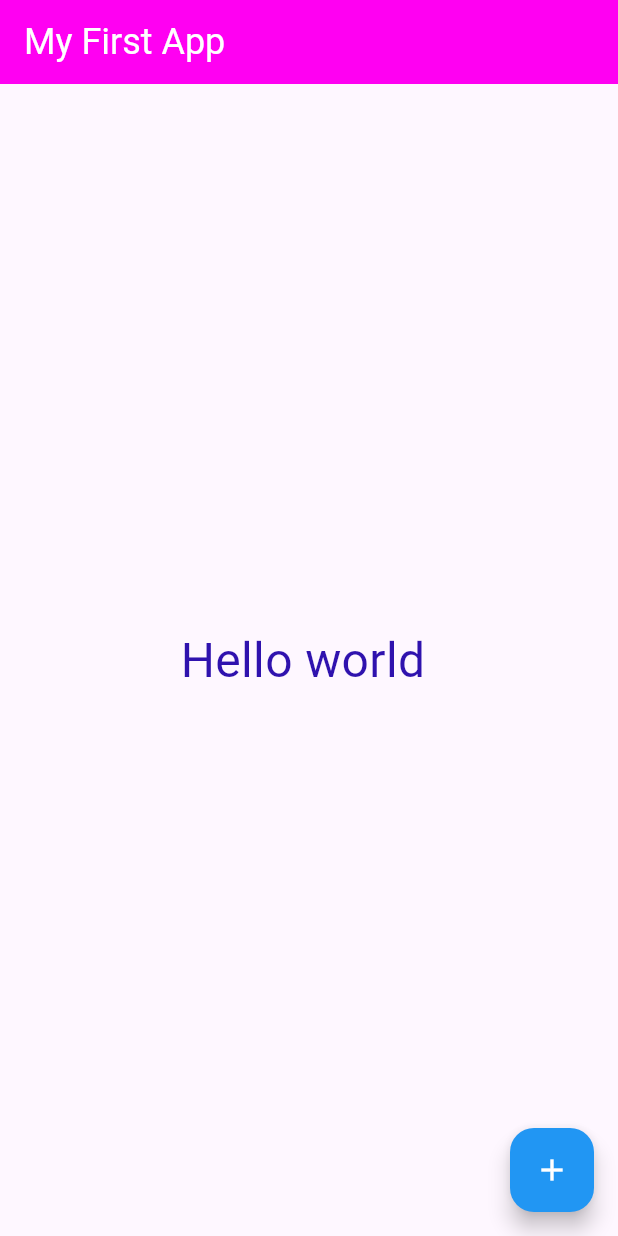
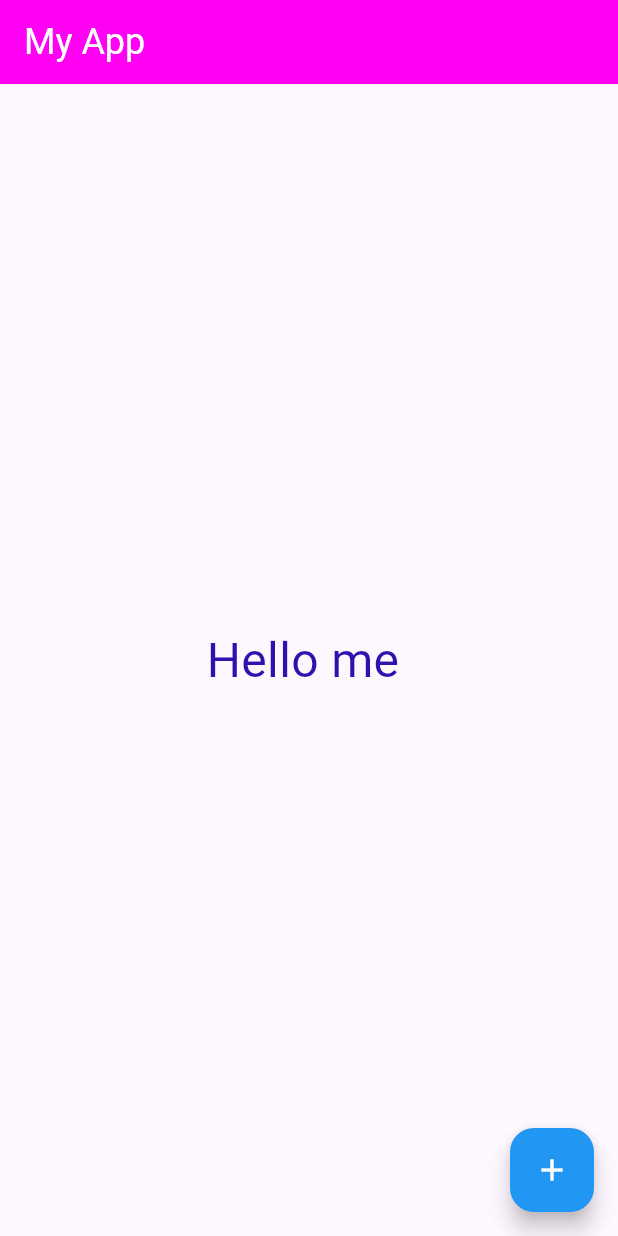
Before and after one commit to 6631501194-cmd/flutter_course, a Flutter app: the screen it shows after launch, after a tap on the "add" icon, on a phone screen of 412 x 824 dp. Run offline on Flutter 3.47's test engine with Material 3 defaults, Android fonts, the phone set to English and light mode, and no system bars.

Commit message:
Basic stateless widget example

```diff
--- a/lib/main.dart
+++ b/lib/main.dart
@@ -1,30 +1,10 @@
 import 'package:flutter/material.dart';
+import 'package:flutter_course/week04/basic.dart';
 
 void main() {
   runApp(
     MaterialApp(
-      home: Scaffold(
-        appBar: AppBar(
-          title: Text(
-            'My First App',
-            style: TextStyle(fontSize: 24, color: Colors.white),
-          ),
-          backgroundColor: Color.fromARGB(255, 255, 0, 242),
-        ),
-        body: Center(
-          child: Text(
-            'Hello world ',
-            style: TextStyle(fontSize: 32, color: const Color.fromARGB(255, 47, 18, 174)),
-          ),
-        ),
-        floatingActionButton: FloatingActionButton(
-          onPressed: () {
-            // Add action here
-          },
-          backgroundColor: Colors.blue,
-          child: Icon(Icons.add, color: Colors.white),
-        ),
-      ),
+      home: Basic()
     ),
   );
 }
--- /dev/null
+++ b/lib/week04/basic.dart
@@ -0,0 +1,34 @@
+import 'package:flutter/material.dart';
+
+class Basic extends StatelessWidget {
+  const Basic({super.key});
+
+  @override
+  Widget build(BuildContext context) {
+    return Scaffold(
+      appBar: AppBar(
+        title: Text(
+          'My App',
+          style: TextStyle(fontSize: 24, color: Colors.white),
+        ),
+        backgroundColor: Color.fromARGB(255, 255, 0, 242),
+      ),
+      body: Center(
+        child: Text(
+          'Hello me ',
+          style: TextStyle(
+            fontSize: 32,
+            color: const Color.fromARGB(255, 47, 18, 174),
+          ),
+        ),
+      ),
+      floatingActionButton: FloatingActionButton(
+        onPressed: () {
+          // Add action here
+        },
+        backgroundColor: Colors.blue,
+        child: Icon(Icons.add, color: Colors.white),
+      ),
+    );
+  }
+}
```
